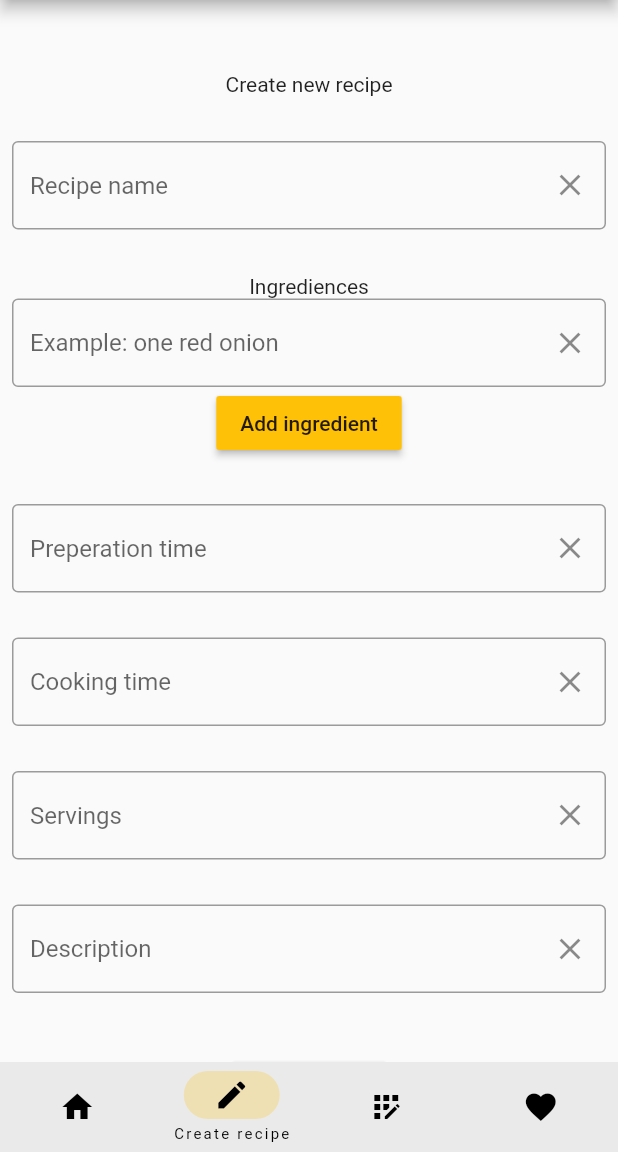
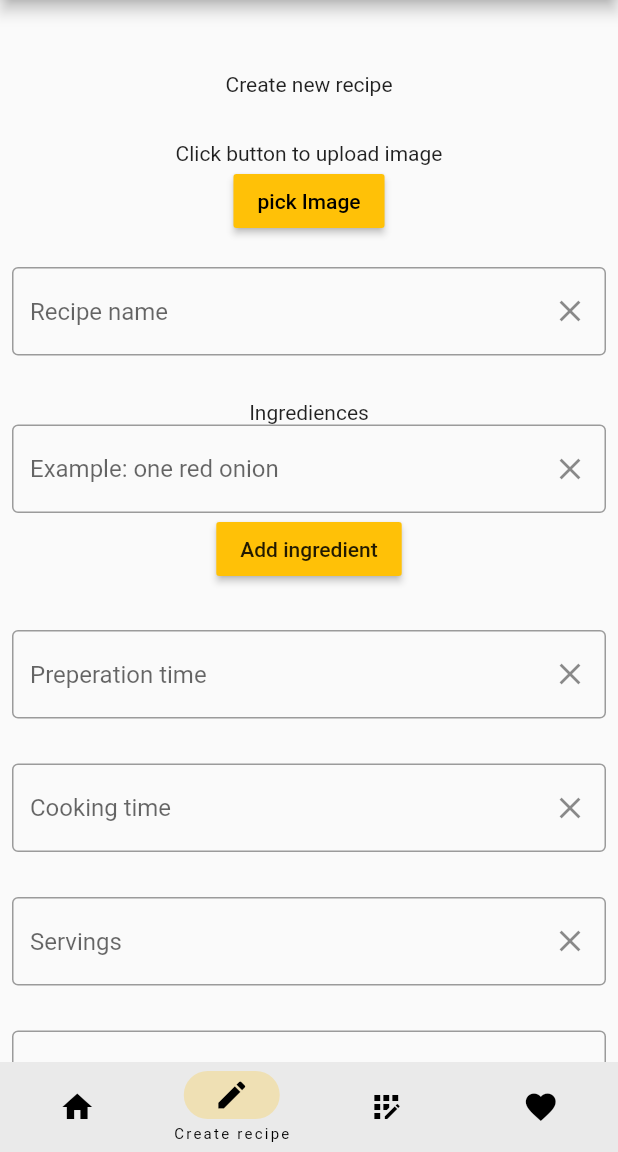
Before and after one commit to Lagos77/Food-bible, a Flutter app: the screen it shows after launch, item 2 of the bottom bar chosen, on a phone screen of 412 x 824 dp, the part 84-1236 px from its top. Run offline on Flutter 3.47's test engine with Material 2 defaults, Android fonts, the phone set to English and light mode, and no system bars; our stand-ins replace cloud_firestore, firebase_auth, firebase_core, firebase_storage, image_picker; missing offline and left inert: dart:ffi; accounts and stored records are empty.

Commit message:
Image displayed

```diff
--- a/lib/pages/create_recipe.dart
+++ b/lib/pages/create_recipe.dart
@@ -1,3 +1,4 @@
+import 'dart:ffi';
 import 'dart:io';
 
 import 'package:flutter/material.dart';
@@ -96,6 +97,7 @@ class _CreateRecipePageState extends State<CreateRecipePage> {
  print("Funkar");
  }
 
+bool imageIsAlive = false;
 File? image;
 
 void pickImage() async {
@@ -107,6 +109,9 @@ setState(() => this.image = imageTemp);
     } on PlatformException catch(e) {
       print('Failed to pick image: $e');
     }
+    print("image: $image");
+    imageIsAlive = true;
+
 }
 
   // final recipeRef =
@@ -218,6 +223,15 @@ setState(() => this.image = imageTemp);
 
          Text("Create new recipe"),
          const Padding(padding: EdgeInsets.only(bottom: 30)),
+
+        imageIsAlive ? Image.file(File(image!.path), height: 100, width: 100,) : const Text("Click button to upload image")
+        ,
+        MaterialButton(
+               onPressed: () => pickImage(),
+               color: Colors.amber,
+               child: const Text('pick Image', style: TextStyle(color: Colors.black),),
+               ),
+        const Padding(padding: EdgeInsets.all(10)),
 
          TextField(
            controller: _nameController,
```
